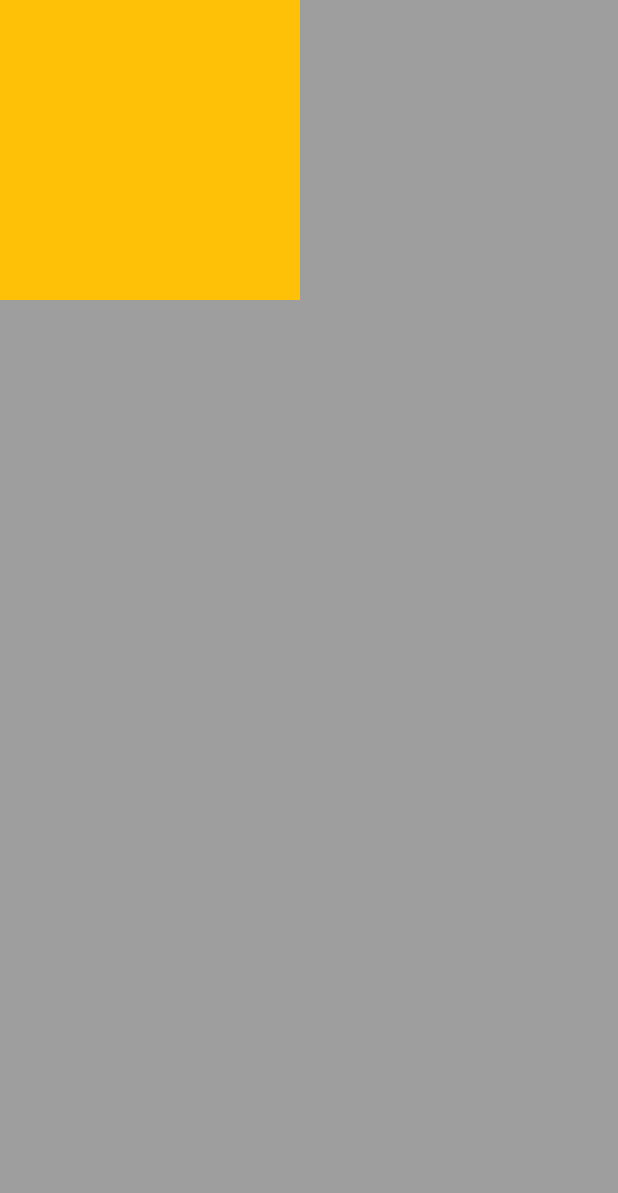
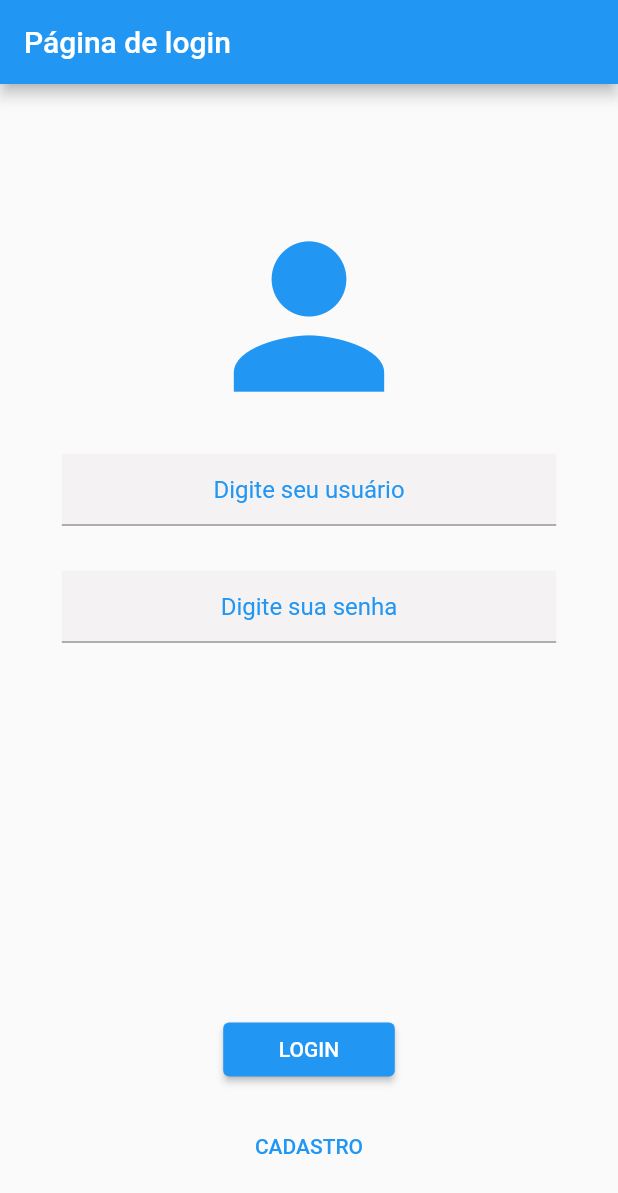
Before and after one commit to iru-Y/batendo-um-flutter, a Flutter app: the LoginPage screen opened directly, on a phone screen of 412 x 824 dp. Shown: the top 1193 px of the screen. Run offline on Flutter 3.47's test engine with Material 2 defaults, Android fonts, the phone set to English and light mode, and no system bars; our stand-ins replace google_fonts.

Commit message:
Simulando tela de login

```diff
--- a/lib/login_page.dart
+++ /dev/null
@@ -1,28 +0,0 @@
-import 'package:flutter/material.dart';
-
-class LoginPage extends StatefulWidget {
-  const LoginPage({Key? key}) : super(key: key);
-
-  @override
-  State<LoginPage> createState() => _LoginPageState();
-}
-
-class _LoginPageState extends State<LoginPage> {
-  @override
-  Widget build(BuildContext context) {
-    return SafeArea(
-      child: Scaffold(
-        backgroundColor: Colors.grey,
-        body: Column(
-          children: [
-            Container(
-              width: 200,
-              height: 200,
-              color: Colors.amber,
-            )
-          ],
-        ),
-      ),
-    );
-  }
-}
--- /dev/null
+++ b/lib/pages/login_page.dart
@@ -0,0 +1,79 @@
+import 'package:flutter/material.dart';
+
+class LoginPage extends StatefulWidget {
+  const LoginPage({Key? key}) : super(key: key);
+
+  @override
+  State<LoginPage> createState() => _LoginPageState();
+}
+
+class _LoginPageState extends State<LoginPage> {
+  @override
+  Widget build(BuildContext context) {
+    return SafeArea(
+      child: Scaffold(
+        appBar: AppBar(
+          title: const Text("Página de login"),
+        ),
+        body: Container(
+          alignment: Alignment.center,
+          padding: const EdgeInsets.only(top: 80),
+          child: Column(
+            children: [
+              Icon(
+                Icons.person,
+                size: 150,
+                color: Theme.of(context).primaryColor,
+              ),
+              SizedBox(height: MediaQuery.of(context).size.height * 0.02),
+              Container(
+                color: const Color.fromRGBO(239, 235, 235, 0.5019607843137255),
+                width: MediaQuery.of(context).size.width * 0.8,
+                child: TextField(
+                  textAlign: TextAlign.center,
+                  cursorColor: Colors.black,
+                  decoration: InputDecoration(
+                    hintText: "Digite seu usuário",
+                    hintStyle: TextStyle(
+                      color: Theme.of(context).primaryColor,
+                    )
+                  ),
+                ),
+              ),
+              const SizedBox(height: 30),
+              Container(
+                color: const Color.fromRGBO(239, 235, 235, 0.5019607843137255),
+                width: MediaQuery.of(context).size.width * 0.8,
+                child: TextField(
+                  obscureText: true,
+                  textAlign: TextAlign.center,
+                  cursorColor: Colors.black,
+                  decoration: InputDecoration(
+                      hintText: "Digite sua senha",
+                      hintStyle: TextStyle(
+                        color: Theme.of(context).primaryColor,
+                      )
+                  ),
+                ),
+              ),
+              SizedBox(height: MediaQuery.of(context).size.height * 0.3),
+              ElevatedButton(
+                onPressed: () {  },
+                child: Container(
+                  alignment: Alignment.center,
+                  child: const Text("LOGIN"),
+                  width: MediaQuery.of(context).size.width * 0.2,
+                ),
+              ),
+              SizedBox(height: MediaQuery.of(context).size.height * 0.02),
+              TextButton(
+                  onPressed: ()=> {},
+                  child: const Text("CADASTRO")
+              )
+            ],
+          ),
+        ),
+      ),
+    );
+  }
+}
--- a/pubspec.yaml
+++ b/pubspec.yaml
@@ -28,6 +28,7 @@ environment:
 # the latest version available on pub.dev. To see which dependencies have newer
 # versions available, run `flutter pub outdated`.
 dependencies:
+  google_fonts: ^4.0.4
   flutter:
     sdk: flutter
 
```
Also changed, not shown: lib/main.dart (+1 -51 lines), lib/pages/home_page.dart (added, +43 -0 lines), lib/pages/my_app.dart (added, +20 -0 lines), lib/service/random_number_service.dart (added, +9 -0 lines), pubspec.lock, 2 other files.
